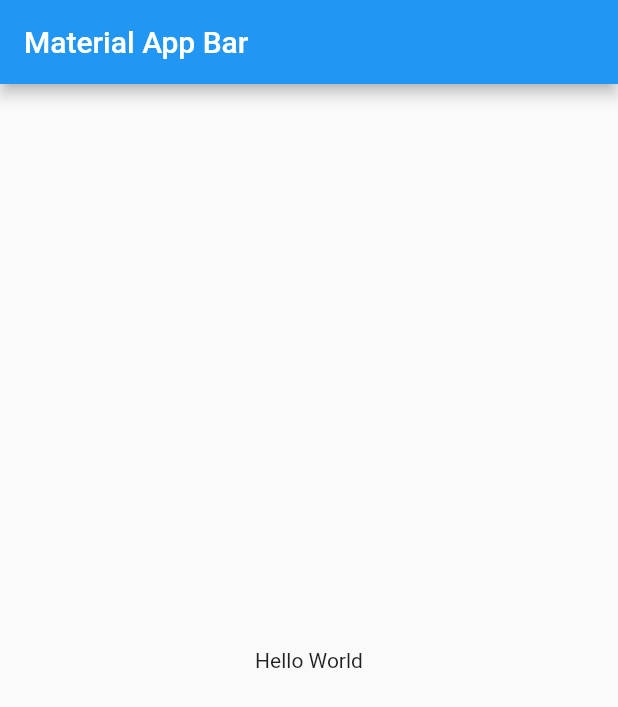
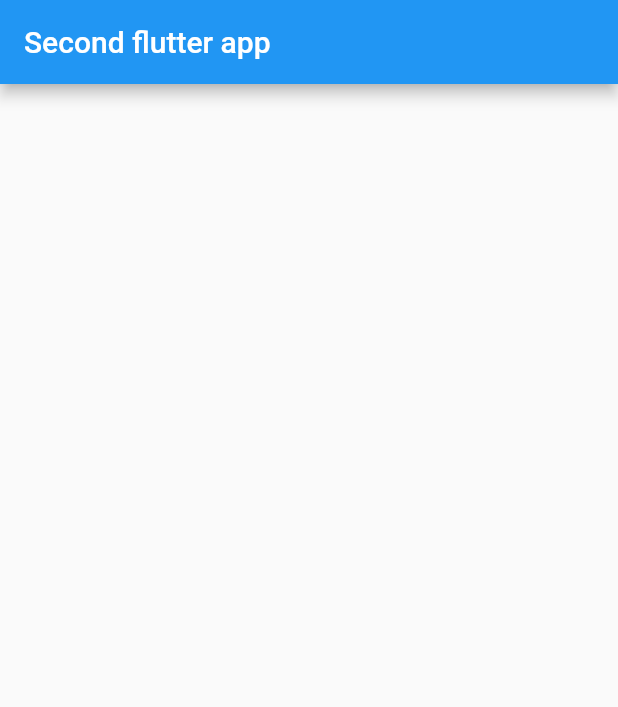
Before and after one commit to EfectoDopler/ComponentFlutterApp, a Flutter app: the screen it shows after launch, on a phone screen of 412 x 824 dp. Shown: the top 707 px of the screen. Run offline on Flutter 3.47's test engine with Material 2 defaults, Android fonts, the phone set to English and light mode, and no system bars.

Commit message:
Use ListView

```diff
--- a/lib/src/Pages/homePage.dart
+++ b/lib/src/Pages/homePage.dart
@@ -7,13 +7,9 @@ class HomePage extends StatelessWidget {
       title: 'Material App',
       home: Scaffold(
         appBar: AppBar(
-          title: Text('Material App Bar'),
+          title: Text('Second flutter app'),
         ),
-        body: Center(
-          child: Container(
-            child: Text('Hello World'),
-          ),
-        ),
+        body: ListView(),
       ),
     );
   }
```
Also changed, not shown: 1 other file.
